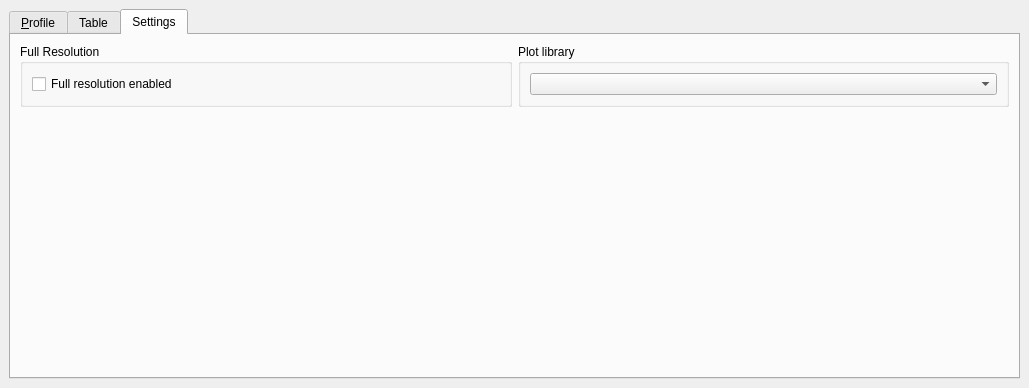
First picture: the form in ui/profiletool.ui, repository etiennesky/profiletool, before the edit.
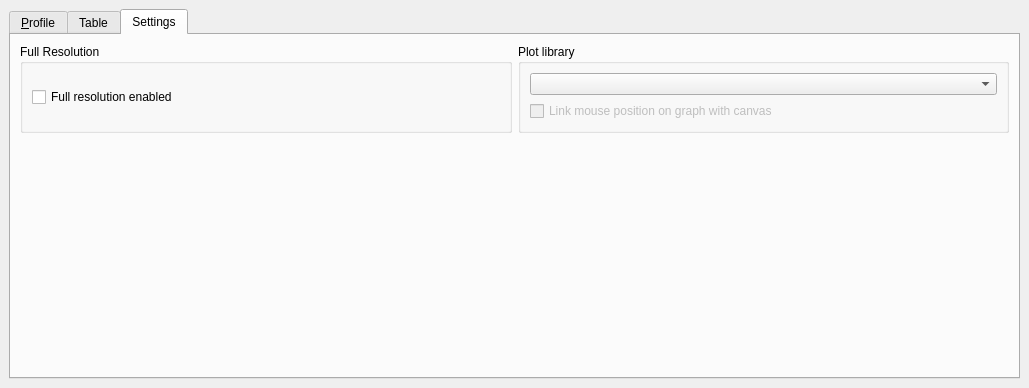
Second picture: the form after the edit. The open tabs and pages were chosen to show the change.

Commit message: Add mouse tracking and plugin layer consideration things

Diff of the .ui file:
```diff
--- a/ui/profiletool.ui
+++ b/ui/profiletool.ui
@@ -370,6 +370,16 @@
            <item>
             <widget class="QComboBox" name="cboLibrary"/>
            </item>
+           <item>
+            <widget class="QCheckBox" name="checkBox_mpl_tracking">
+             <property name="enabled">
+              <bool>false</bool>
+             </property>
+             <property name="text">
+              <string>Link mouse position on graph with canvas</string>
+             </property>
+            </widget>
+           </item>
           </layout>
          </widget>
         </item>
```
Left out of the diff: 6 changed lines with no effect on the pictures. The commit also changes 5 other files.
